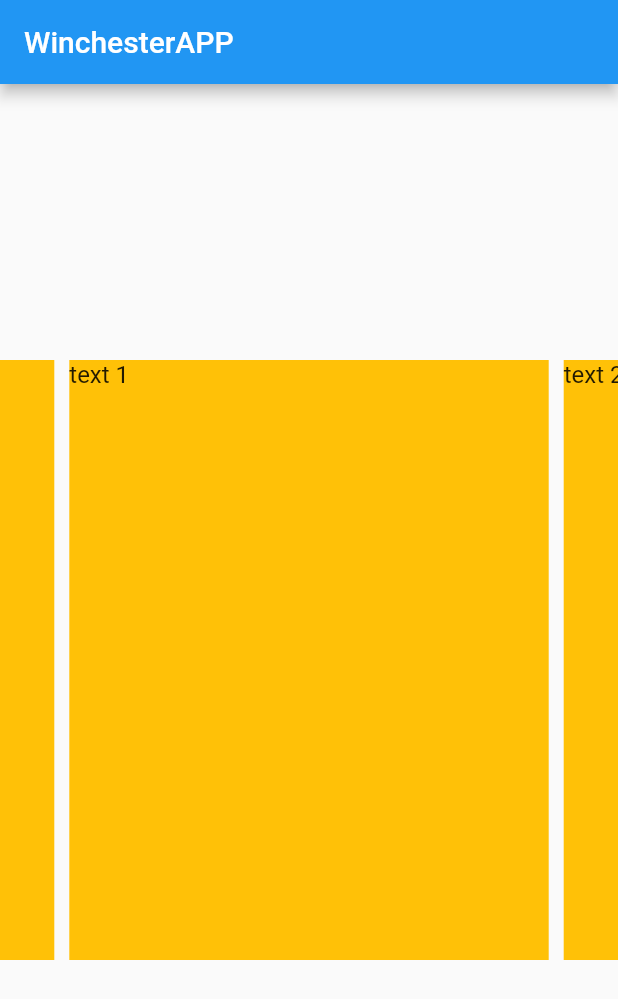
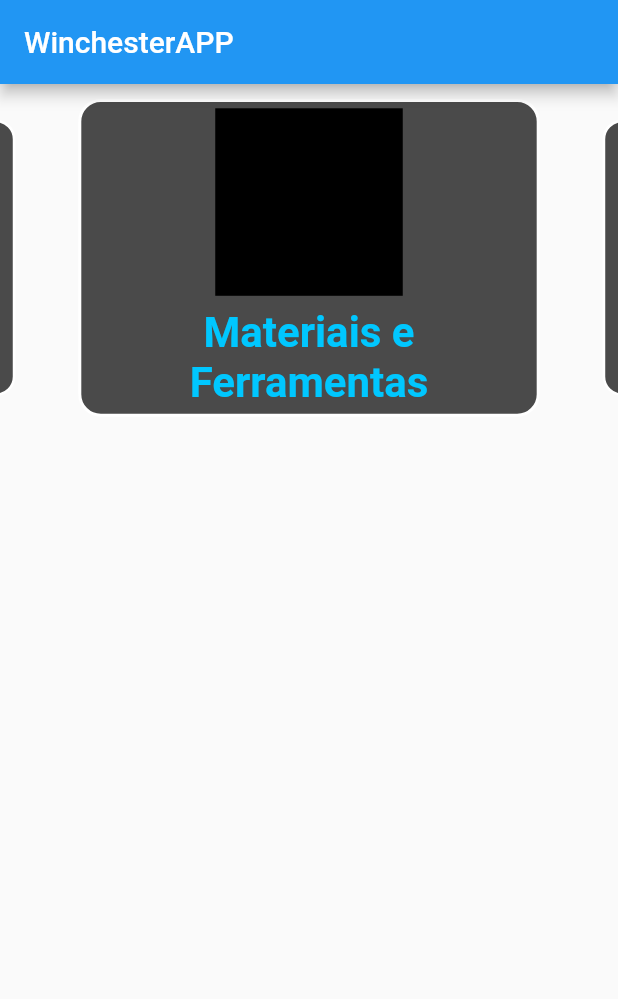
Before and after one commit to lucaslopesxx/winchesterApp, a Flutter app: the screen it shows after launch, on a phone screen of 412 x 824 dp. Shown: the top 999 px of the screen. Run offline on Flutter 3.47's test engine with Material 2 defaults, Android fonts, the light colour scheme and no system bars; drawn by our look-alikes of carousel_slider.

Commit message:
Modelo de Card e Teste de Carrosel

```diff
--- a/lib/main.dart
+++ b/lib/main.dart
@@ -20,28 +20,82 @@ class MyApp extends StatelessWidget {
             appBar: AppBar(
               title: const Text("WinchesterAPP"),
             ),
-            body: Column(
-              mainAxisAlignment: MainAxisAlignment.spaceAround,
+            body: ListView(
+              scrollDirection: Axis.vertical,
               children: [
+                Column(children: [
                   CarouselSlider(
-                  options: CarouselOptions(height: 400.0),
-                  items: [1, 2, 3, 4, 5].map((i) {
+                    options: CarouselOptions(
+                      autoPlay: true,
+                      autoPlayInterval: Duration(seconds: 10),
+                      enlargeCenterPage: true,
+                    ),
+                    items: [0, 1, 2, 3, 4, 5, 6, 7, 8].map((i) {
                       return Builder(
                         builder: (BuildContext context) {
                           return Container(
-                            width: MediaQuery.of(context).size.width,
-                            margin: const EdgeInsets.symmetric(horizontal: 5.0),
-                            decoration:
-                                const BoxDecoration(color: Colors.amber),
-                            child: Text(
-                              'text $i',
-                              style: const TextStyle(fontSize: 16.0),
-                            ));
+                              margin:
+                                  const EdgeInsets.symmetric(horizontal: 1.0),
+                              child: (Card(modulos[i])));
                         },
                       );
                     }).toList(),
                   )
+                ])
               ],
             )));
   }
 }
+
+class Card extends StatelessWidget {
+  final String modulo;
+  const Card(this.modulo, {super.key});
+
+  @override
+  Widget build(BuildContext context) {
+    return Container(
+        width: 500,
+        margin: const EdgeInsets.all(10.0),
+        decoration: BoxDecoration(
+          color: const Color.fromARGB(180, 0, 0, 0),
+          border: Border.all(
+              color: Colors.white, // Set border color
+              width: 2.0), // Set border width
+          borderRadius: const BorderRadius.all(
+              Radius.circular(15.0)), // Set rounded corner radius
+        ),
+        child: Stack(
+          alignment: AlignmentDirectional.center,
+          children: [
+            Column(mainAxisAlignment: MainAxisAlignment.spaceAround, children: [
+              Container(
+                width: 125,
+                height: 125,
+                color: Colors.black,
+              ),
+              Text(
+                modulo,
+                style: const TextStyle(
+                  fontWeight: FontWeight.w600,
+                  color: Color.fromARGB(255, 0, 199, 255),
+                  fontSize: 28,
+                ),
+                textAlign: TextAlign.center,
+              )
+            ])
+          ],
+        ));
+  }
+}
+
+List<String> modulos = [
+  'Materiais e Ferramentas',
+  'Instruções de Caça',
+  'Investigação',
+  'Mitologia',
+  'Fantasmas',
+  'Monstros',
+  'Demônios',
+  'Anjos',
+  'Divindades'
+];
```
Also changed, not shown: pubspec.yaml (+4 -12 lines), pubspec.lock, 18 other files. Lines whose indentation alone changed are shown as unchanged.
